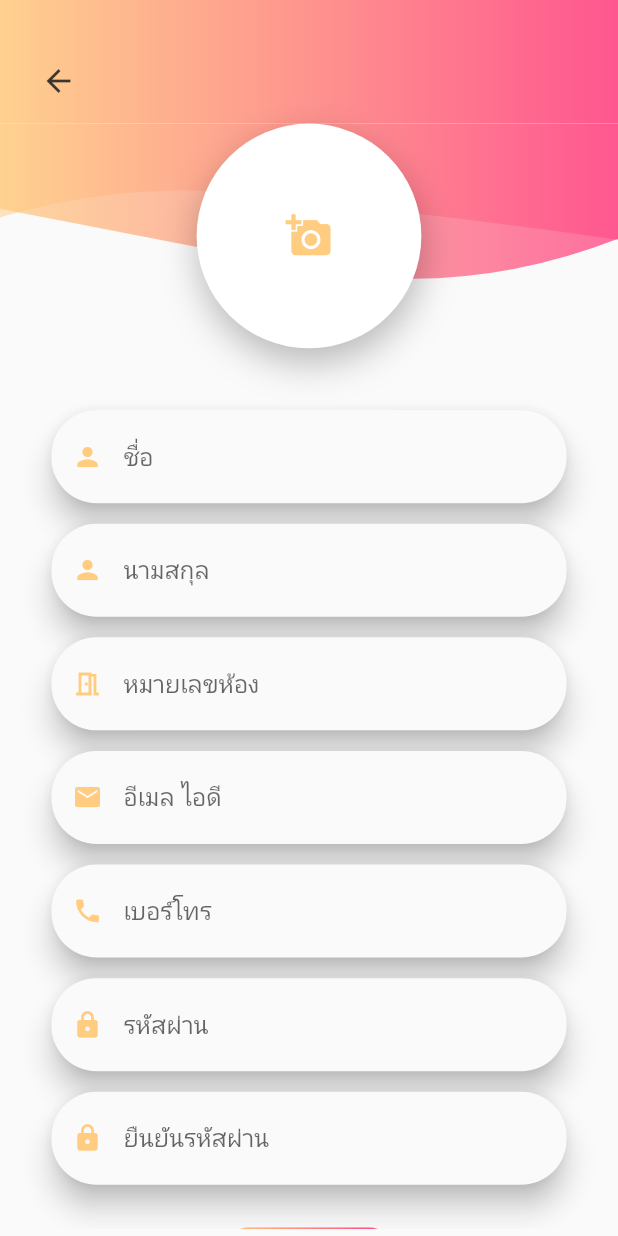
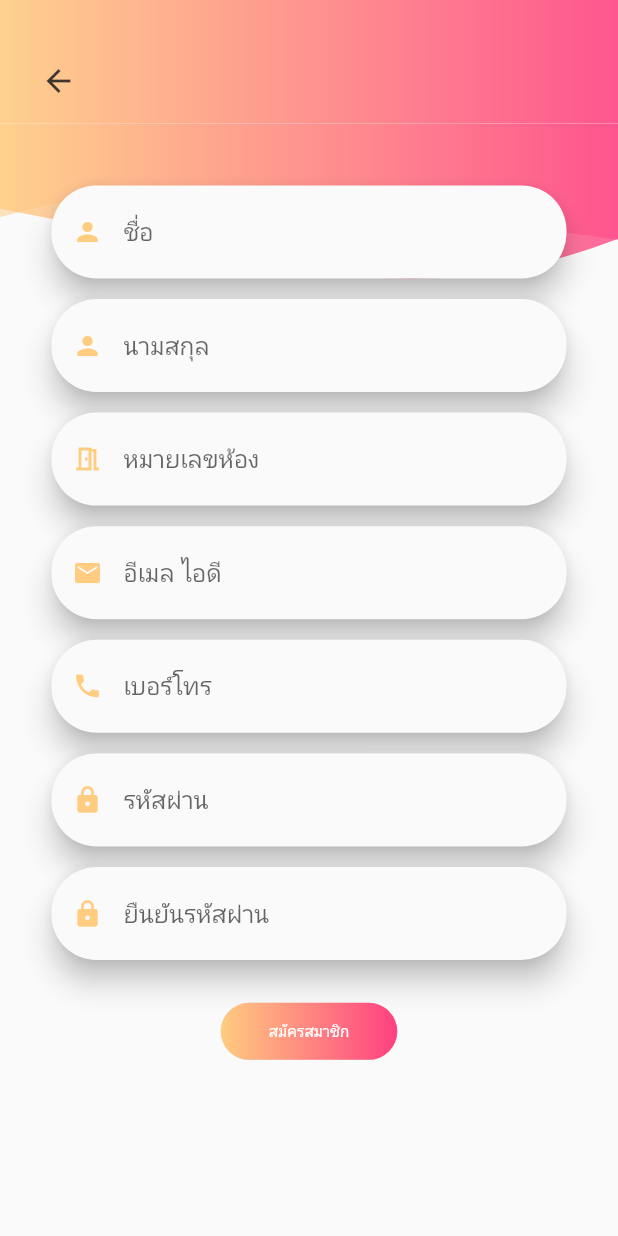
Before and after one commit to dudkinox/PackageSendCondo-Flutter, a Flutter app: the SignUpScreen screen opened directly, on a phone screen of 412 x 824 dp. Run offline on Flutter 3.47's test engine with Material 2 defaults, Android fonts, the phone set to English and light mode, and no system bars; our stand-ins replace flutter_spinkit, fluttertoast, image_picker.

```diff
--- a/login_signup/lib/ui/signup.dart
+++ b/login_signup/lib/ui/signup.dart
@@ -70,7 +70,6 @@ class _SignUpScreenState extends State<SignUpScreen> {
               children: <Widget>[
                 Opacity(opacity: 0.88, child: CustomAppBar()),
                 clipShape(),
-                form(),
                 SizedBox(
                   height: _height / 35,
                 ),
@@ -87,7 +86,7 @@ class _SignUpScreenState extends State<SignUpScreen> {
     return Stack(
       children: <Widget>[
         Opacity(
-          opacity: 0.75,
+          opacity: 0.78,
           child: ClipPath(
             clipper: CustomShapeClipper(),
             child: Container(
@@ -118,30 +117,31 @@ class _SignUpScreenState extends State<SignUpScreen> {
             ),
           ),
         ),
-        Container(
-          height: _height / 5.5,
-          alignment: Alignment.center,
-          decoration: BoxDecoration(
-            boxShadow: [
-              BoxShadow(
-                  spreadRadius: 0.0,
-                  color: Colors.black26,
-                  offset: Offset(1.0, 10.0),
-                  blurRadius: 20.0),
-            ],
-            color: Colors.white,
-            shape: BoxShape.circle,
-          ),
-          child: GestureDetector(
-              onTap: () {
-                print('Adding photo');
-              },
-              child: Icon(
-                Icons.add_a_photo,
-                size: _large ? 40 : (_medium ? 33 : 31),
-                color: Colors.orange[200],
-              )),
-        ),
+        form()
+        // Container(
+        //   height: _height / 5.5,
+        //   alignment: Alignment.center,
+        //   decoration: BoxDecoration(
+        //     boxShadow: [
+        //       BoxShadow(
+        //           spreadRadius: 0.0,
+        //           color: Colors.black26,
+        //           offset: Offset(1.0, 10.0),
+        //           blurRadius: 20.0),
+        //     ],
+        //     color: Colors.white,
+        //     shape: BoxShape.circle,
+        //   ),
+        //   child: GestureDetector(
+        //       onTap: () {
+        //         print('Adding photo');
+        //       },
+        //       child: Icon(
+        //         Icons.add_a_photo,
+        //         size: _large ? 40 : (_medium ? 33 : 31),
+        //         color: Colors.orange[200],
+        //       )),
+        // ),
       ],
     );
   }
```
Also changed, not shown: login_signup/lib/Service/uploadAdminService.dart (+35 -2 lines), login_signup/lib/ui/DashboardAdmin/NotiPage.dart (+60 -69 lines), login_signup/lib/test.dart (added), 1 other file.
